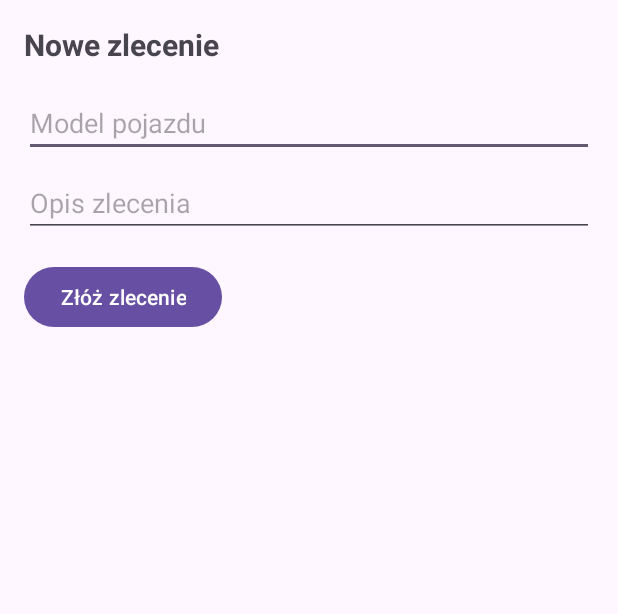
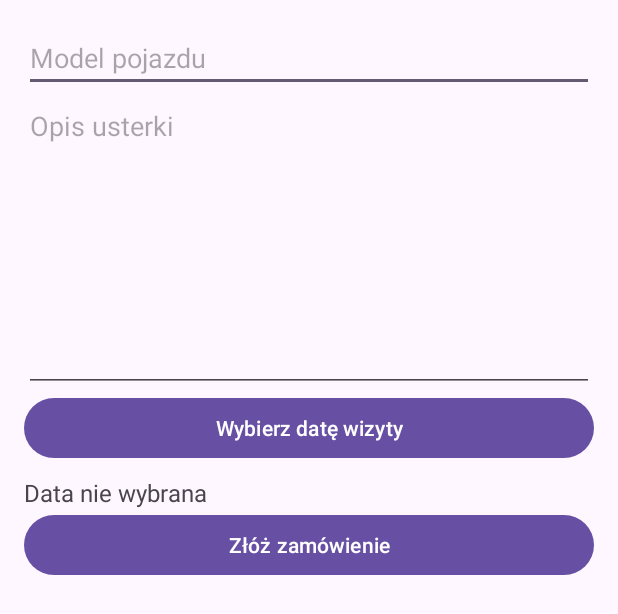
Before and after one commit to Mouson12/Arius2024, an Android app built with Jetpack Compose: the layout fragment_new_order.xml on its own in the app's theme, with its tools: preview values and no code run, on a phone screen of 412 x 824 dp. Shown: the top 614 px of the screen. Run offline under Robolectric (Android 15) with nearby library versions, the phone set to English and light mode, and no system bars.

Commit message:
Add basic view of Creating new order

```diff
--- a/app/Garage/app/src/main/res/layout/fragment_new_order.xml
+++ b/app/Garage/app/src/main/res/layout/fragment_new_order.xml
@@ -1,40 +1,50 @@
 <?xml version="1.0" encoding="utf-8"?>
 <ScrollView xmlns:android="http://schemas.android.com/apk/res/android"
+    xmlns:app="http://schemas.android.com/apk/res-auto"
+    xmlns:tools="http://schemas.android.com/tools"
     android:layout_width="match_parent"
-    android:layout_height="match_parent"
-    android:padding="16dp">
+    android:layout_height="match_parent">
 
     <LinearLayout
         android:layout_width="match_parent"
         android:layout_height="wrap_content"
-        android:orientation="vertical">
-
-        <TextView
-            android:layout_width="wrap_content"
-            android:layout_height="wrap_content"
-            android:text="Nowe zlecenie"
-            android:textSize="20sp"
-            android:textStyle="bold"
-            android:layout_marginBottom="16dp" />
+        android:orientation="vertical"
+        android:padding="16dp">
 
         <EditText
             android:id="@+id/editTextVehicleModel"
             android:layout_width="match_parent"
             android:layout_height="wrap_content"
             android:hint="Model pojazdu"
-            android:layout_marginBottom="8dp" />
+            android:inputType="text" />
 
         <EditText
             android:id="@+id/editTextDescription"
             android:layout_width="match_parent"
+            android:layout_height="200dp"
+            android:hint="Opis usterki"
+            android:gravity="top"
+            android:inputType="textMultiLine"
+            android:minLines="6" />
+
+        <Button
+            android:id="@+id/buttonSelectDate"
+            android:layout_width="match_parent"
             android:layout_height="wrap_content"
-            android:hint="Opis zlecenia"
-            android:layout_marginBottom="16dp" />
+            android:text="Wybierz datę wizyty" />
+
+        <TextView
+            android:id="@+id/textViewSelectedDate"
+            android:layout_width="wrap_content"
+            android:layout_height="wrap_content"
+            android:text="Data nie wybrana"
+            android:textSize="16sp"
+            android:paddingTop="8dp" />
 
         <Button
             android:id="@+id/buttonSubmit"
-            android:layout_width="wrap_content"
+            android:layout_width="match_parent"
             android:layout_height="wrap_content"
-            android:text="Złóż zlecenie" />
+            android:text="Złóż zamówienie" />
     </LinearLayout>
 </ScrollView>
```
Also changed, not shown: app/Garage/app/src/main/java/com/example/garage/MainActivity.kt (+4 -4 lines), app/Garage/app/src/main/java/com/example/garage/NewOrderFragment.kt (+56 -11 lines).
